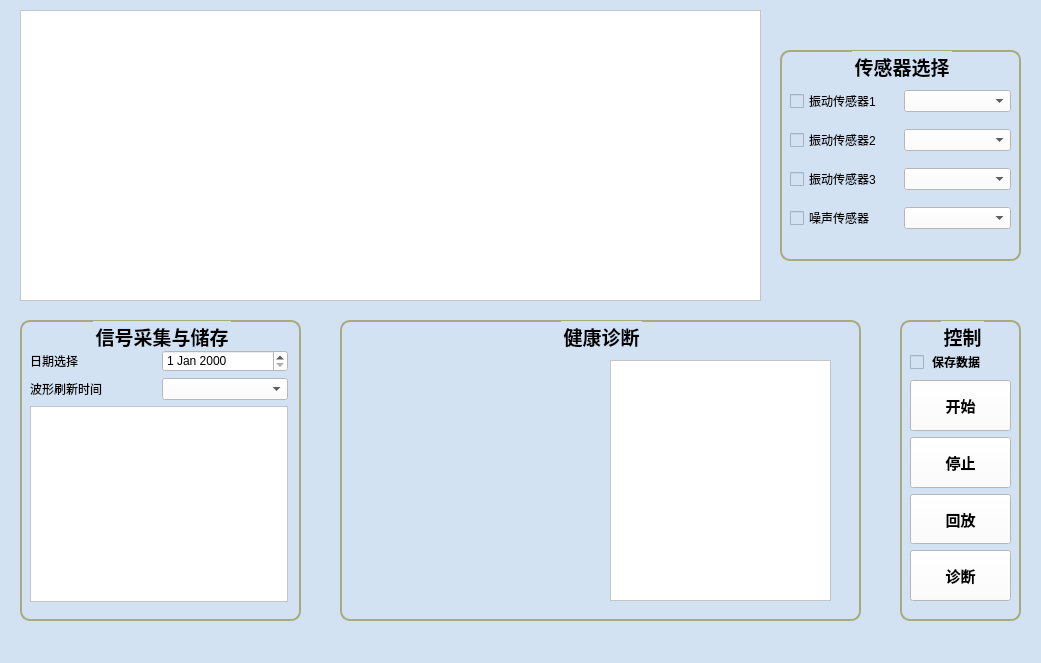
zkqiu/robot_doctor, file vibrationdialog.ui: the form before one commit.
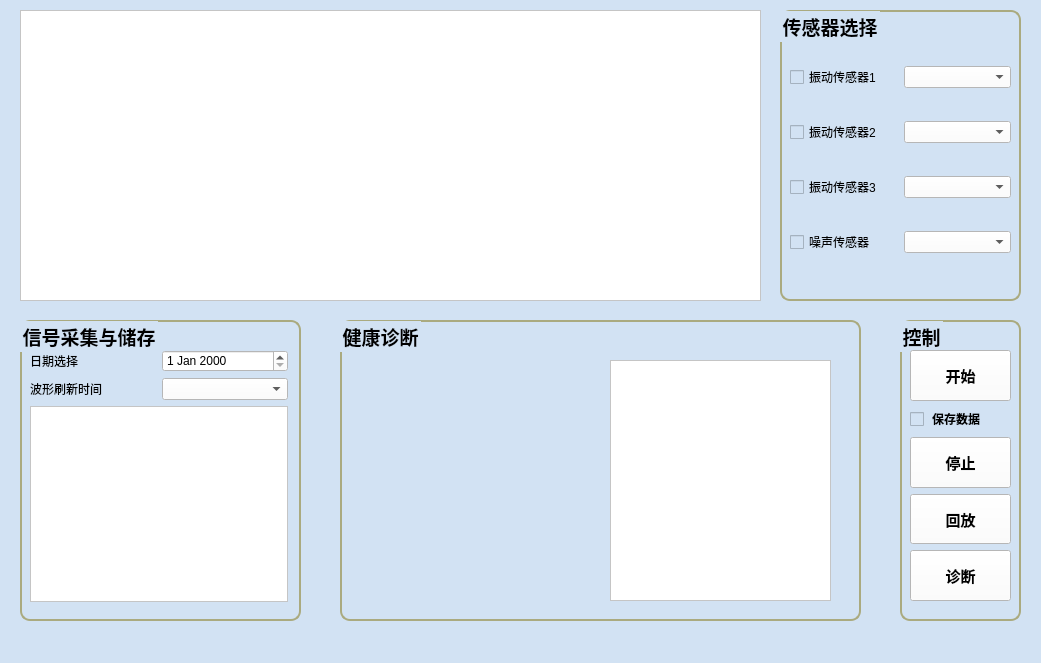
The form after the commit. Icons and pictures are not drawn. Custom widgets are drawn as their Qt base class.

Commit message: 界面微调

Diff of the .ui file:
```diff
--- a/vibrationdialog.ui
+++ b/vibrationdialog.ui
@@ -45,9 +45,9 @@
    <property name="geometry">
     <rect>
      <x>780</x>
-     <y>50</y>
+     <y>10</y>
      <width>241</width>
-     <height>211</height>
+     <height>291</height>
     </rect>
    </property>
    <property name="font">
@@ -66,7 +66,7 @@
     <string>传感器选择</string>
    </property>
    <property name="alignment">
-    <set>Qt::AlignCenter</set>
+    <set>Qt::AlignLeading|Qt::AlignLeft|Qt::AlignVCenter</set>
    </property>
    <widget class="QWidget" name="layoutWidget">
     <property name="geometry">
@@ -74,7 +74,7 @@
       <x>10</x>
       <y>30</y>
       <width>221</width>
-      <height>161</height>
+      <height>241</height>
      </rect>
     </property>
     <layout class="QVBoxLayout" name="verticalLayout">
@@ -179,7 +179,7 @@
     <string>信号采集与储存</string>
    </property>
    <property name="alignment">
-    <set>Qt::AlignCenter</set>
+    <set>Qt::AlignLeading|Qt::AlignLeft|Qt::AlignVCenter</set>
    </property>
    <widget class="QWidget" name="layoutWidget">
     <property name="geometry">
@@ -273,7 +273,7 @@
     <string>健康诊断</string>
    </property>
    <property name="alignment">
-    <set>Qt::AlignCenter</set>
+    <set>Qt::AlignLeading|Qt::AlignLeft|Qt::AlignVCenter</set>
    </property>
    <widget class="QTextEdit" name="textFault">
     <property name="geometry">
@@ -334,7 +334,7 @@
     <string>控制</string>
    </property>
    <property name="alignment">
-    <set>Qt::AlignCenter</set>
+    <set>Qt::AlignLeading|Qt::AlignLeft|Qt::AlignVCenter</set>
    </property>
    <widget class="QWidget" name="layoutWidget">
     <property name="geometry">
@@ -346,20 +346,6 @@
      </rect>
     </property>
     <layout class="QVBoxLayout" name="verticalLayout_2">
-     <item>
-      <widget class="QCheckBox" name="checkBox">
-       <property name="font">
-        <font>
-         <family>楷体</family>
-         <weight>75</weight>
-         <bold>true</bold>
-        </font>
-       </property>
-       <property name="text">
-        <string> 保存数据</string>
-       </property>
-      </widget>
-     </item>
      <item>
       <widget class="QPushButton" name="btnRun">
        <property name="sizePolicy">
@@ -388,6 +374,20 @@
        </property>
       </widget>
      </item>
+     <item>
+      <widget class="QCheckBox" name="checkBox">
+       <property name="font">
+        <font>
+         <family>楷体</family>
+         <weight>75</weight>
+         <bold>true</bold>
+        </font>
+       </property>
+       <property name="text">
+        <string> 保存数据</string>
+       </property>
+      </widget>
+     </item>
      <item>
       <widget class="QPushButton" name="btnStop">
        <property name="sizePolicy">
```
The commit also changes 1 other file.
